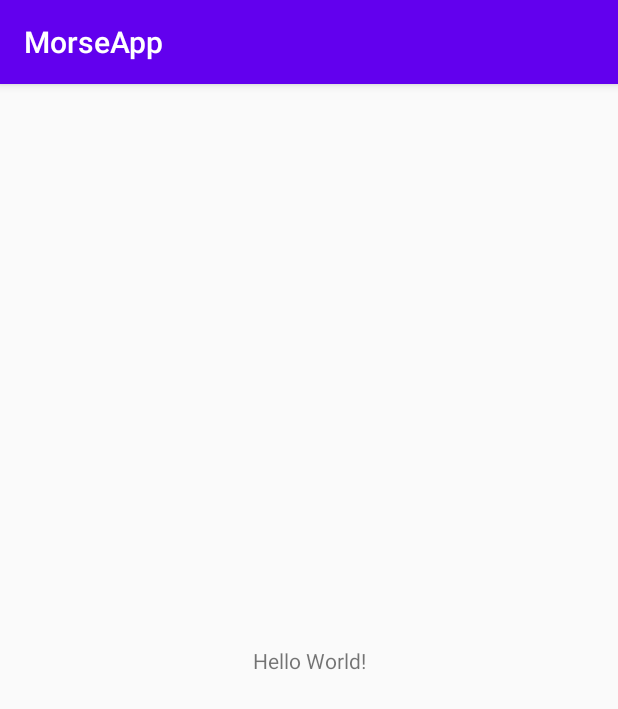
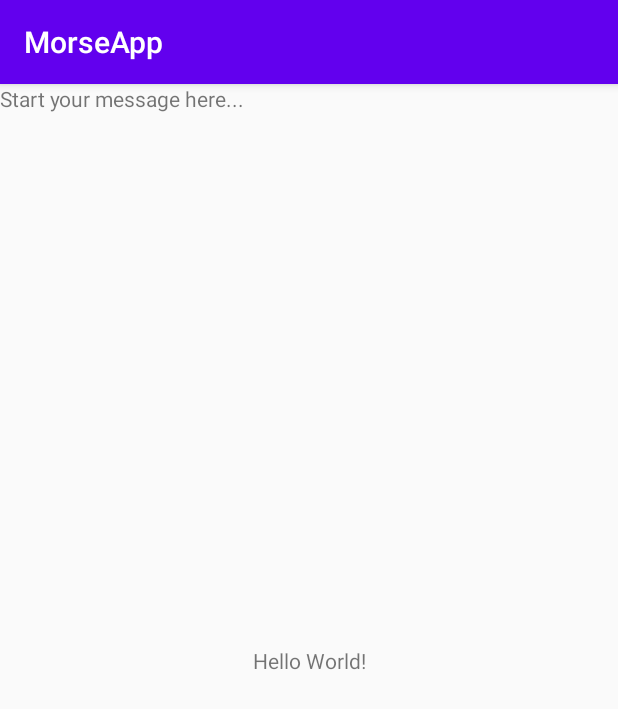
Before and after one commit to junaidmaknojia/encrypt-morse, an Android app: the screen it shows after launch (MainActivity), on a phone screen of 412 x 824 dp. Shown: the top 709 px of the screen. Run offline under Robolectric (Android 15) with nearby library versions, the phone set to English and light mode, and no system bars.

Commit message:
made textviews and universal message global

```diff
--- a/app/src/main/java/com/example/morseapp/MainActivity.java
+++ b/app/src/main/java/com/example/morseapp/MainActivity.java
@@ -20,18 +20,21 @@ public class MainActivity extends AppCompatActivity implements GestureDetector.O
     private Node root;
     private Node originalRoot;
     private String message;
+    private String finalMessage;
+    private TextView text;
+    private TextView messageDisplay;
 
     @Override
     protected void onCreate(Bundle savedInstanceState) {
         super.onCreate(savedInstanceState);
         setContentView(R.layout.activity_main);
+        text = findViewById(R.id.textView);
+        messageDisplay = findViewById(R.id.textView2);
 //         String[] preOrder = {"start", "T", "M", "O", "-", "0", "9", "*", "8", "G", "Q", "Z", "7", "N", "K", "Y", "C", "D", "X", "B", "6", "E", "A", "W", "J", "1", "P", "R", "L", "I", "U", "-", "2", "F", "S", "V", "3", "H", "4", "5"};
 //         String [] inOrder = {"0", "-", "9", "O", "*", "8", "M", "Q", "G", "Z", "7", "T", "Y", "K", "C", "N", "X", "D", "B", "6", "start", "1", "J", "W", "P", "A", "R", "L", "E", "2", "-", "U", "F", "I", "3", "V", "S", "4", "H", "5"};
 //         postOrder = ["0", "9", "-", "8", "*", "O", "Q", "7", "Z", "G", "M", "Y", "C", "K", "X", "6", "B", "D", "N", "T", "1", "J", "P", "W", "L", "R", "A", "2", "-", "F", "U", "3", "V", "4", "5", "H", "S", "I", "E", "start"];
 //        String[] preOrder = getResources().getStringArray(R.array.preOrder);
 //        String[] inOrder = getResources().getStringArray(R.array.inOrder);
-//        Log.d(DEBUG_TAG, preOrder.toString());
-//        System.out.println(preOrder.toString());
 //        root = tree.createTree(preOrder, inOrder);
         BinaryTree tree = new BinaryTree();
         root = tree.createTree();
@@ -50,8 +53,7 @@ public class MainActivity extends AppCompatActivity implements GestureDetector.O
 
     @Override
     public boolean onSingleTapConfirmed(MotionEvent event) {
-        Log.d(DEBUG_TAG, "onSingleTapConfirmed: " + event.toString());
-        TextView text = findViewById(R.id.textView);
+//        Log.d(DEBUG_TAG, "onSingleTapConfirmed: " + event.toString());
         root = root.right;
         if (root != null){
             text.setText(root.value);
@@ -63,7 +65,6 @@ public class MainActivity extends AppCompatActivity implements GestureDetector.O
     @Override
     public boolean onDoubleTap(MotionEvent event) {
         Log.d(DEBUG_TAG, "onDoubleTap: " + event.toString());
-        TextView text = findViewById(R.id.textView);
         text.setText("Double Tap");
         return true;
     }
@@ -71,6 +72,7 @@ public class MainActivity extends AppCompatActivity implements GestureDetector.O
     @Override
     public boolean onDoubleTapEvent(MotionEvent event) {
         Log.d(DEBUG_TAG, "onDoubleTapEvent: " + event.toString());
+
         return true;
     }
 
--- a/app/src/main/res/layout/activity_main.xml
+++ b/app/src/main/res/layout/activity_main.xml
@@ -16,4 +16,12 @@
         app:layout_constraintRight_toRightOf="parent"
         app:layout_constraintTop_toTopOf="parent" />
 
+    <TextView
+        android:id="@+id/textView2"
+        android:layout_width="wrap_content"
+        android:layout_height="wrap_content"
+        android:text="Start your message here..."
+        tools:layout_editor_absoluteX="175dp"
+        tools:layout_editor_absoluteY="434dp" />
+
 </androidx.constraintlayout.widget.ConstraintLayout>
```
